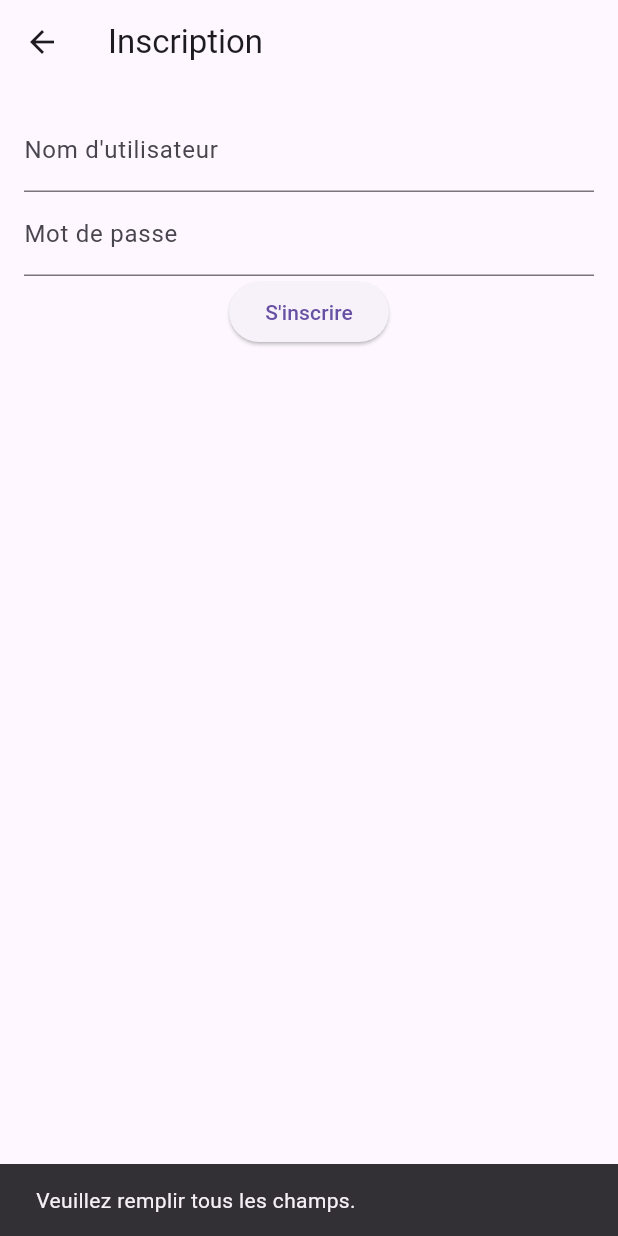
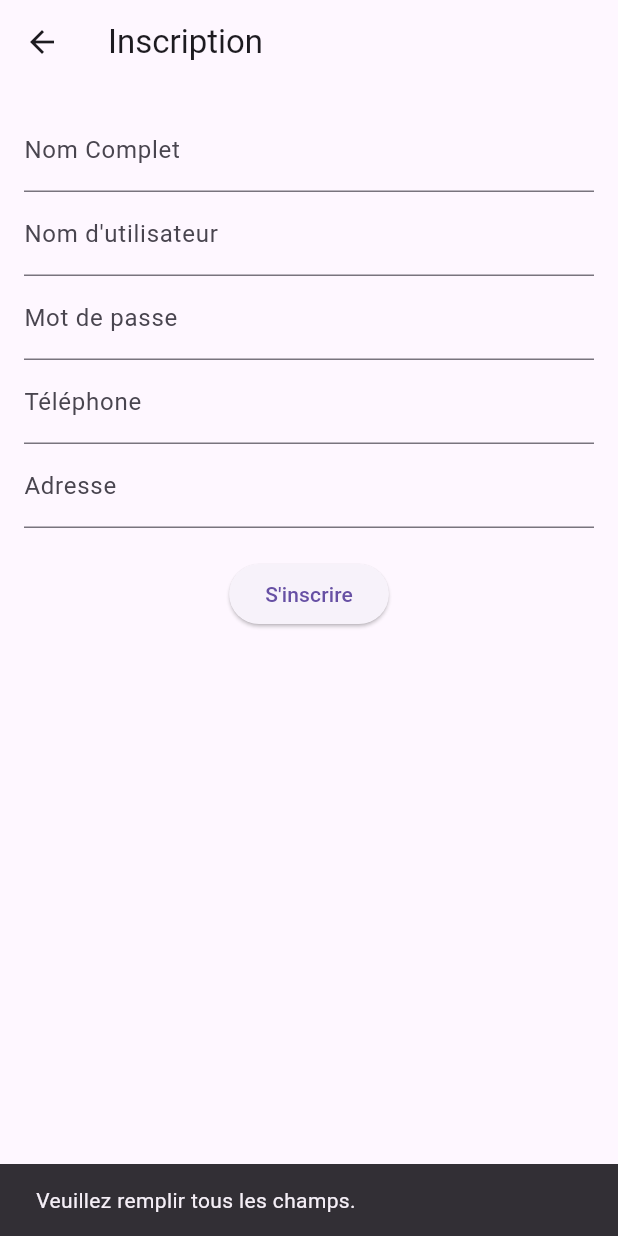
Before and after one commit to Harlequelrah/flutter_giftcard, a Flutter app: the RegistrationPage screen opened directly, after a tap on "S'inscrire", on a phone screen of 412 x 824 dp. Run offline on Flutter 3.47's test engine with Material 3 defaults, Android fonts, the phone set to English and light mode, and no system bars; our stand-ins replace animate_do, shared_preferences; accounts and stored records are empty.

Commit message:
ajout de quelque service à authentication_service

```diff
--- a/lib/authentication_service.dart
+++ b/lib/authentication_service.dart
@@ -4,6 +4,7 @@ import 'package:http/http.dart' as http;
 import 'package:shared_preferences/shared_preferences.dart';
 export 'authentication_service.dart';
 import 'home.dart';
+import 'main.dart';
 
 Future<void> login(
     String email, String password, BuildContext context) async {
@@ -93,7 +94,7 @@ Future<void> _saveToken(String token) async {
 }
 
 Future<void> register(
-    String email, String password, BuildContext context) async {
+    String email, String password, String nomComplet , String adresse,String telephone, BuildContext context) async {
   final url = Uri.parse('http://10.0.2.2:5107/api/User/register');
 
   if (email.isEmpty || password.isEmpty) {
@@ -112,6 +113,9 @@ Future<void> register(
       body: jsonEncode(<String, String>{
         'email': email,
         'password': password,
+        'telephone': telephone,
+        'adresse': adresse,
+        'nomComplet': nomComplet,
       }),
     );
 
@@ -154,4 +158,22 @@ Future<void> register(
       SnackBar(content: Text('Erreur d\'inscription: ${e.toString()}')),
     );
   }
+    Future<String?> getToken() async {
+    final SharedPreferences prefs = await SharedPreferences.getInstance();
+    return prefs.getString('token');
+  }
+  Future<bool> isLoggedIn() async {
+    final String? token = await getToken();
+    return token!= null;
+  }
+
+
+  Future<void> logout(BuildContext context) async {
+    final SharedPreferences prefs = await SharedPreferences.getInstance();
+    await prefs.remove('token');
+    Navigator.pushReplacement(
+      context,
+      MaterialPageRoute(builder: (context) => const LoginPage()),
+    );
+  }
 }
--- a/lib/registration_page.dart
+++ b/lib/registration_page.dart
@@ -8,6 +8,9 @@ class RegistrationPage extends StatelessWidget {
   Widget build(BuildContext context) {
     final TextEditingController emailController = TextEditingController();
     final TextEditingController passwordController = TextEditingController();
+    final TextEditingController nomCompletController = TextEditingController();
+    final TextEditingController adresseController = TextEditingController();
+    final TextEditingController telephoneController = TextEditingController();
 
     return Scaffold(
       appBar: AppBar(
@@ -18,6 +21,12 @@ class RegistrationPage extends StatelessWidget {
         child: Column(
           crossAxisAlignment: CrossAxisAlignment.center,
           children: [
+            TextField(
+              controller: nomCompletController,
+              decoration: const InputDecoration(
+                labelText: 'Nom Complet',
+              ),
+            ),
             TextField(
               controller: emailController,
               decoration: const InputDecoration(
@@ -31,10 +40,29 @@ class RegistrationPage extends StatelessWidget {
                 labelText: 'Mot de passe',
               ),
             ),
+            TextField(
+              controller: telephoneController,
+              decoration: const InputDecoration(
+                labelText: 'Téléphone',
+              ),
+            ),
+            TextField(
+              controller: adresseController,
+              decoration: const InputDecoration(
+                labelText: 'Adresse',
+              ),
+            ),
+            const SizedBox(height: 20),
             ElevatedButton(
               onPressed: () {
                 register(
-                    emailController.text, passwordController.text, context);
+                  emailController.text,
+                  passwordController.text,
+                  nomCompletController.text,
+                  adresseController.text,
+                  telephoneController.text,
+                  context,
+                );
               },
               child: const Text('S\'inscrire'),
             ),
```
Also changed, not shown: lib/home.dart (+12 -18 lines), lib/main.dart (+30 -28 lines).
